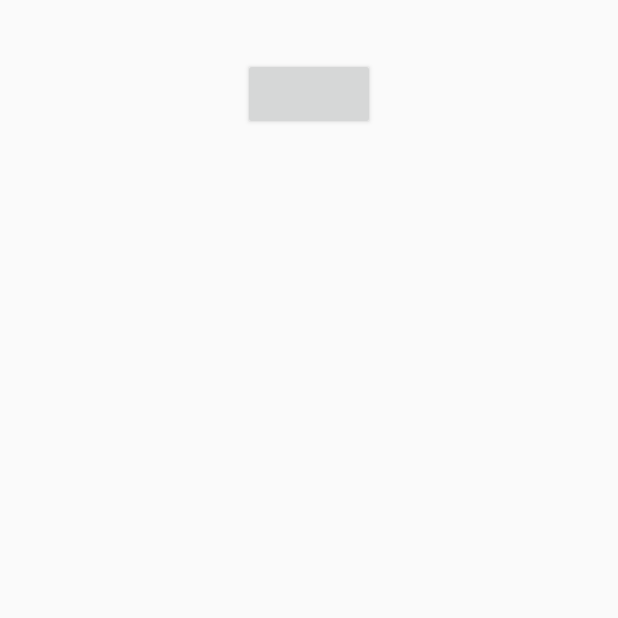
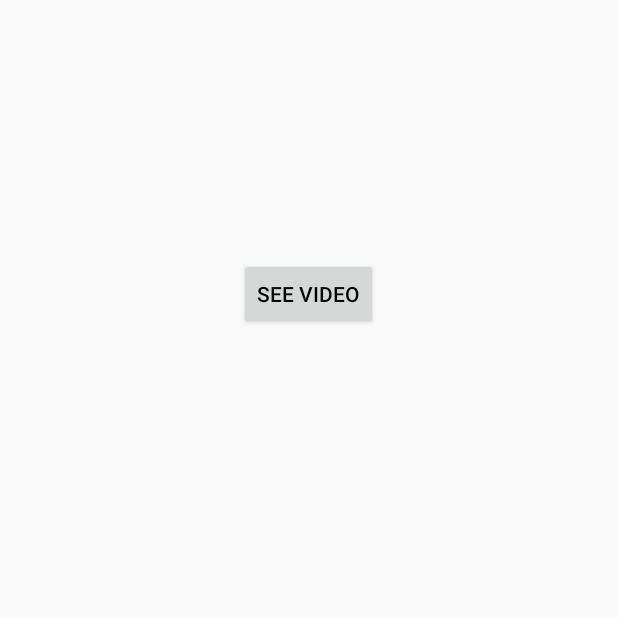
Before and after one commit to pierre225/SpeedRun, an Android app: the SpeedRunActivity screen opened directly, with no data from a screen before it, on a phone screen of 412 x 824 dp, the top half of it. Run offline under Robolectric (Android 15) with nearby library versions, the phone set to English and light mode, and no system bars; our stand-ins replace ButterKnife, Picasso, RxJava; network calls fail; pictures from the network do not load; 3 statements that could not run were skipped.

Commit message:
improve layout

```diff
--- a/app/src/main/res/layout/activity_speed_run.xml
+++ b/app/src/main/res/layout/activity_speed_run.xml
@@ -11,39 +11,49 @@
         android:id="@+id/speed_run_activity_loader"
         android:layout_width="@dimen/progress_bar_size"
         android:layout_height="@dimen/progress_bar_size"
+        android:layout_margin="@dimen/small_space"
         android:visibility="gone" />
 
     <TextView
         android:id="@+id/speed_run_activity_game_name"
         android:layout_width="wrap_content"
         android:layout_height="wrap_content"
+        android:layout_margin="@dimen/small_space"
         android:textColor="@android:color/black"
+        android:textSize="@dimen/speed_run_activity_text_view_size"
         tools:text="Game name" />
 
     <ImageView
         android:id="@+id/speed_run_activity_game_logo"
         android:layout_width="wrap_content"
-        android:layout_height="wrap_content" />
+        android:layout_height="wrap_content"
+        android:layout_margin="@dimen/small_space" />
 
     <TextView
         android:id="@+id/speed_run_activity_run_time"
         android:layout_width="wrap_content"
+        android:textSize="@dimen/speed_run_activity_text_view_size"
         android:layout_height="wrap_content"
+        android:layout_margin="@dimen/small_space"
         android:textColor="@android:color/black"
         tools:text="Game Run time" />
+
+    <TextView
+        android:id="@+id/speed_run_activity_user_name"
+        android:layout_width="wrap_content"
+        android:layout_height="wrap_content"
+        android:textSize="@dimen/speed_run_activity_text_view_size"
+        android:layout_margin="@dimen/small_space"
+        android:textColor="@android:color/black"
+        tools:text="User Name" />
 
     <Button
         android:id="@+id/speed_run_activity_video_button"
         android:layout_width="wrap_content"
         android:layout_height="wrap_content"
+        android:layout_margin="@dimen/small_space"
         android:textColor="@android:color/black"
+        android:text="@string/speed_run_activity_button_label"
         tools:text="Video" />
 
-    <TextView
-        android:id="@+id/speed_run_activity_user_name"
-        android:layout_width="wrap_content"
-        android:layout_height="wrap_content"
-        android:textColor="@android:color/black"
-        tools:text="User Name" />
-
 </LinearLayout>
--- a/app/src/main/res/values/dimen.xml
+++ b/app/src/main/res/values/dimen.xml
@@ -3,10 +3,14 @@
 
     <!-- Common -->
     <dimen name="progress_bar_size">50dp</dimen>
+    <dimen name="small_space">10dp</dimen>
 
     <!-- Game item -->
     <dimen name="game_item_cover_size">80dp</dimen>
     <dimen name="game_item_name_text_size">15sp</dimen>
     <dimen name="game_item_name_text_margin">10dp</dimen>
 
+    <!-- Speedrun view -->
+    <dimen name="speed_run_activity_text_view_size">20sp</dimen>
+
 </resources>
--- a/app/src/main/res/values/strings.xml
+++ b/app/src/main/res/values/strings.xml
@@ -3,5 +3,6 @@
 
     <!-- Game List Activity -->
     <string name="game_list_activity_retry_button_label">Retry</string>
+    <string name="speed_run_activity_button_label">See video</string>
 
 </resources>
```
